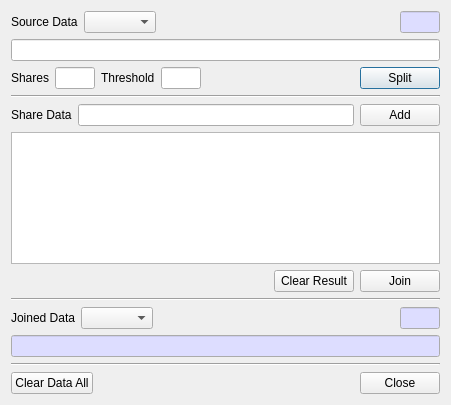
Qt form BerEditor/sss_dlg.ui (jykim74/BerEditor) before a commit.
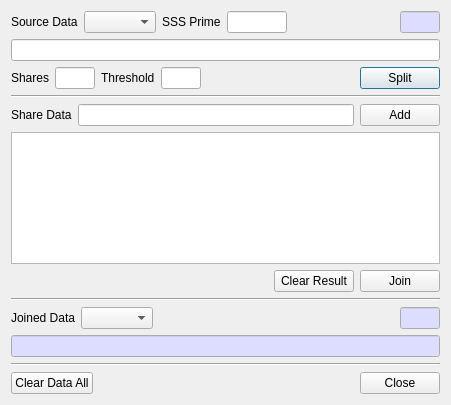
The same form after that commit.

Commit message: OpenSSL SSS 작업중

Patch:
```diff
--- a/BerEditor/sss_dlg.ui
+++ b/BerEditor/sss_dlg.ui
@@ -16,7 +16,14 @@
   <layout class="QVBoxLayout" name="verticalLayout">
    <item>
     <layout class="QGridLayout" name="gridLayout">
-     <item row="0" column="2">
+     <item row="0" column="0">
+      <widget class="QLabel" name="label_2">
+       <property name="text">
+        <string>Source Data</string>
+       </property>
+      </widget>
+     </item>
+     <item row="0" column="4">
       <spacer name="horizontalSpacer">
        <property name="orientation">
         <enum>Qt::Horizontal</enum>
@@ -29,7 +36,14 @@
        </property>
       </spacer>
      </item>
-     <item row="0" column="3">
+     <item row="0" column="2">
+      <widget class="QLabel" name="label_6">
+       <property name="text">
+        <string>SSS Prime</string>
+       </property>
+      </widget>
+     </item>
+     <item row="0" column="5">
       <widget class="QLineEdit" name="mSrcLenText">
        <property name="maximumSize">
         <size>
@@ -79,16 +93,28 @@
        </property>
       </widget>
      </item>
-     <item row="0" column="0">
-      <widget class="QLabel" name="label_2">
-       <property name="text">
-        <string>Source Data</string>
-       </property>
-      </widget>
-     </item>
      <item row="0" column="1">
       <widget class="QComboBox" name="mSrcTypeCombo"/>
      </item>
+     <item row="0" column="3">
+      <widget class="QLineEdit" name="mPrimeText">
+       <property name="minimumSize">
+        <size>
+         <width>60</width>
+         <height>0</height>
+        </size>
+       </property>
+       <property name="maximumSize">
+        <size>
+         <width>60</width>
+         <height>16777215</height>
+        </size>
+       </property>
+       <property name="maxLength">
+        <number>10</number>
+       </property>
+      </widget>
+     </item>
     </layout>
    </item>
    <item>
```
The commit also changes 1 other file.
